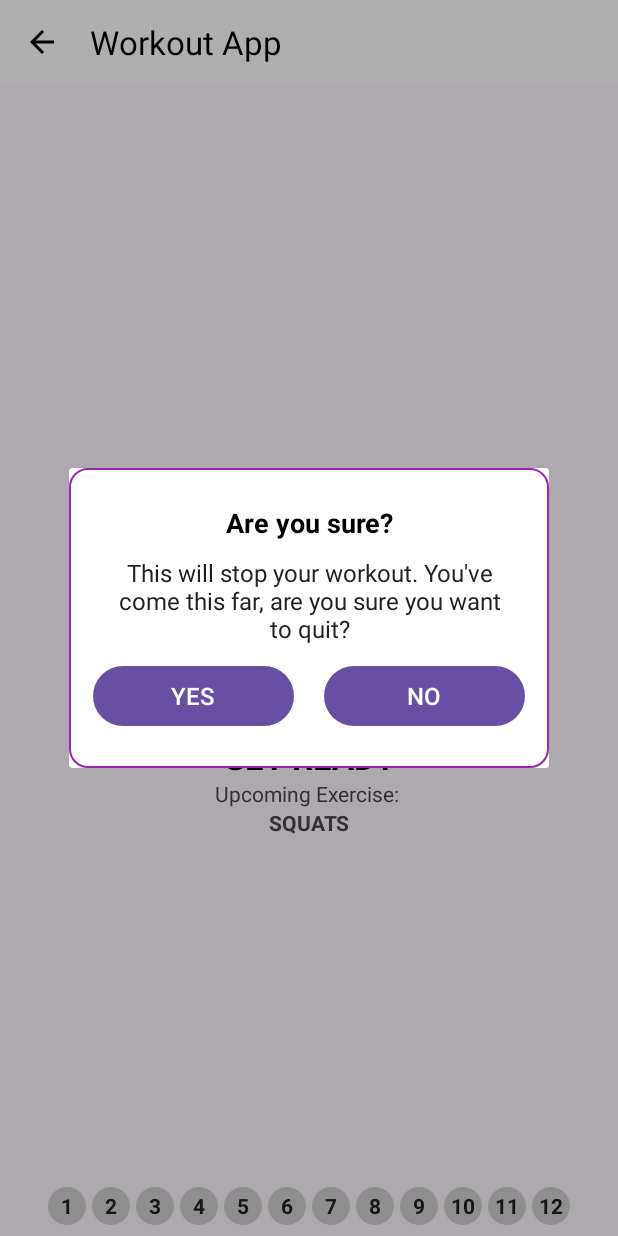
After one commit to vishalghige43/Workout_App, an Android app: the fragment BlurDialogBoxFragment placed in its activity, on a phone screen of 412 x 824 dp. The commit adds this screen. Run offline under Robolectric (Android 15) with nearby library versions, the phone set to English and light mode, and no system bars; libraries missing offline, so code that uses them is left out: fr.tvbarthel.lib.

Commit message:
Added blur bg in dialogBox

```diff
--- a/app/build.gradle.kts
+++ b/app/build.gradle.kts
@@ -13,6 +13,8 @@
         targetSdk = 33
         versionCode = 1
         versionName = "1.0"
+        renderscriptTargetApi=22
+        renderscriptSupportModeEnabled=true
 
         testInstrumentationRunner = "androidx.test.runner.AndroidJUnitRunner"
     }
@@ -49,4 +51,5 @@
     testImplementation("junit:junit:4.13.2")
     androidTestImplementation("androidx.test.ext:junit:1.1.5")
     androidTestImplementation("androidx.test.espresso:espresso-core:3.5.1")
+    implementation ("fr.tvbarthel.blurdialogfragment:lib:2.2.0")
 }
--- /dev/null
+++ b/app/src/main/java/com/example/workoutapp/BlurDialogBoxFragment.kt
@@ -0,0 +1,45 @@
+package com.example.workoutapp
+
+import android.os.Bundle
+import android.view.LayoutInflater
+import android.view.View
+import android.view.ViewGroup
+import android.view.Window
+import android.widget.Button
+import fr.tvbarthel.lib.blurdialogfragment.BlurDialogFragment
+import fr.tvbarthel.lib.blurdialogfragment.SupportBlurDialogFragment
+
+class BlurDialogBoxFragment : SupportBlurDialogFragment() {
+    private var btnYes:Button?=null;
+    private var btnNo:Button?=null;
+    interface DialogListener {
+        fun onPositiveButtonClick()
+
+        fun onNegativeButtonClick()
+    }
+    var dialogListener: DialogListener? = null
+    override fun onCreateView(
+        inflater: LayoutInflater, container: ViewGroup?,
+        savedInstanceState: Bundle?
+    ): View? {
+        isCancelable = false;
+        // Inflate the layout for this fragment
+        var root:View= inflater.inflate(R.layout.fragment_blu_dailog_box, container, false);
+        btnYes=root.findViewById(R.id.btnYes);
+        btnNo=root.findViewById(R.id.btnNo);
+        return root;
+    }
+    override fun onViewCreated(view: View, savedInstanceState: Bundle?) {
+        super.onViewCreated(view, savedInstanceState)
+        btnYes?.setOnClickListener {
+            dialogListener?.onPositiveButtonClick()
+            dismiss()
+        }
+
+        // Handle negative button click
+        btnNo?.setOnClickListener {
+            dialogListener?.onNegativeButtonClick()
+            dismiss()
+        }
+    }
+}
--- /dev/null
+++ b/app/src/main/res/drawable/dialog_fragment.xml
@@ -0,0 +1,8 @@
+<?xml version="1.0" encoding="utf-8"?>
+<shape xmlns:android="http://schemas.android.com/apk/res/android"
+    android:shape="rectangle">
+    <corners android:radius="12dp"/>
+    <stroke android:color="#9827AF" android:width="1dp"/>
+    <solid android:color="@color/white"  />
+
+</shape>
--- /dev/null
+++ b/app/src/main/res/layout/fragment_blu_dailog_box.xml
@@ -0,0 +1,66 @@
+<?xml version="1.0" encoding="utf-8"?>
+<androidx.coordinatorlayout.widget.CoordinatorLayout xmlns:android="http://schemas.android.com/apk/res/android"
+    xmlns:tools="http://schemas.android.com/tools"
+    android:layout_width="match_parent"
+    android:layout_height="wrap_content"
+    android:layout_gravity="center"
+    android:layout_margin="35dp"
+    android:background="@drawable/dialog_fragment"
+    tools:context=".BlurDialogBoxFragment">
+
+    <LinearLayout xmlns:android="http://schemas.android.com/apk/res/android"
+        android:layout_width="320dp"
+        android:layout_height="200dp"
+        android:gravity="center"
+        android:orientation="vertical"
+        android:padding="16dp">
+
+        <TextView
+            android:layout_width="match_parent"
+            android:layout_height="wrap_content"
+            android:gravity="center"
+            android:text="Are you sure?"
+            android:textColor="@android:color/black"
+            android:textSize="18sp"
+            android:textStyle="bold" />
+
+        <TextView
+            android:layout_width="match_parent"
+            android:layout_height="wrap_content"
+            android:layout_marginStart="10dp"
+            android:layout_marginTop="10dp"
+            android:layout_marginEnd="10dp"
+            android:gravity="center"
+            android:text="This will stop your workout. You\'ve come this far, are you sure you want to quit?"
+            android:textColor="#212121"
+            android:textSize="16sp" />
+
+        <LinearLayout
+            android:layout_width="match_parent"
+            android:layout_height="wrap_content"
+            android:layout_marginTop="10dp"
+            android:orientation="horizontal">
+
+            <Button
+                android:id="@+id/btnYes"
+                android:layout_width="0dp"
+                android:layout_height="48dp"
+                android:layout_marginEnd="10dp"
+                android:layout_weight="1"
+                android:gravity="center"
+                android:text="YES"
+                android:textColor="#FFFFFF"
+                android:textSize="16sp" />
+            <Button
+                android:id="@+id/btnNo"
+                android:layout_width="0dp"
+                android:layout_height="48dp"
+                android:layout_marginStart="10dp"
+                android:layout_weight="1"
+                android:gravity="center"
+                android:text="NO"
+                android:textColor="#FFFFFF"
+                android:textSize="16sp" />
+        </LinearLayout>
+    </LinearLayout>
+</androidx.coordinatorlayout.widget.CoordinatorLayout>
--- a/app/src/main/res/values/strings.xml
+++ b/app/src/main/res/values/strings.xml
@@ -1,4 +1,6 @@
 <resources>
     <string name="app_name">Workout App</string>
     <string name="start_img">start_img</string>
+    <!-- TODO: Remove or change this placeholder text -->
+    <string name="hello_blank_fragment">Hello blank fragment</string>
 </resources>
--- a/gradle.properties
+++ b/gradle.properties
@@ -21,3 +21,4 @@
 # resources declared in the library itself and none from the library's dependencies,
 # thereby reducing the size of the R class for that library
 android.nonTransitiveRClass=true
+android.enableJetifier=true
```
Also changed, not shown: app/src/main/java/com/example/workoutapp/ExersiceActivity.kt (+14 -17 lines), app/src/main/res/layout/custom_dialogbox_on_back_press.xml (deleted, +0 -56 lines), app/src/main/res/values/mytheme.xml (added, +8 -0 lines).
